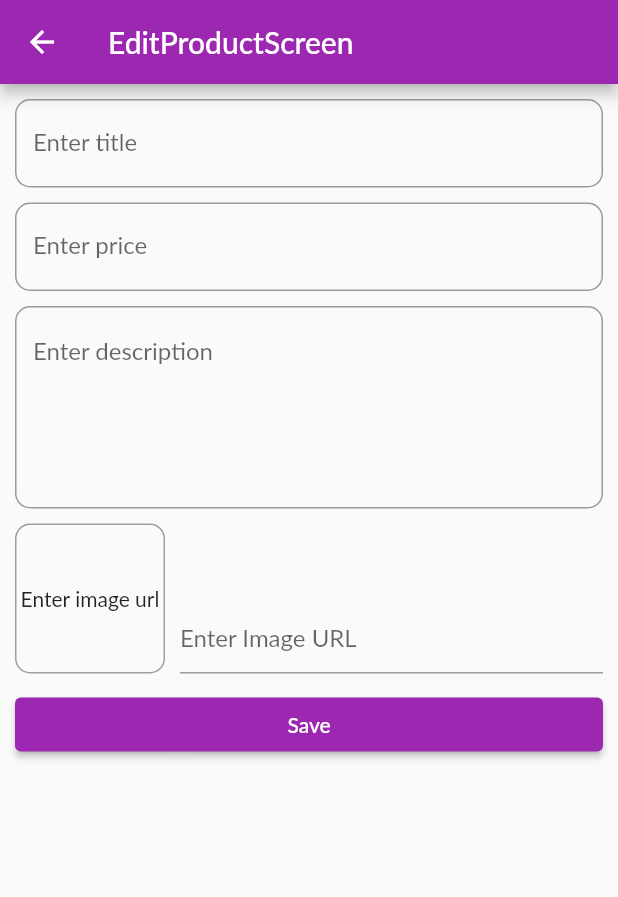
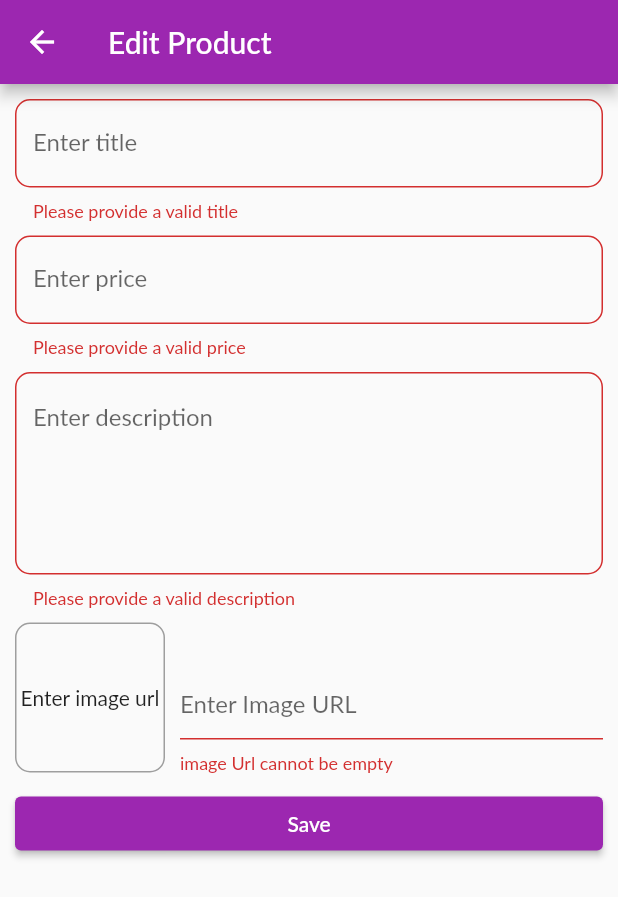
Before and after one commit to CenturionConfidence/my_first_flutter_app, a Flutter app: the EditProductScreen screen opened by its route, after a tap on "Save", on a phone screen of 412 x 824 dp. Shown: the top 897 px of the screen. Run offline on Flutter 3.47's test engine with Material 2 defaults, Android fonts, the phone set to English and light mode, and no system bars; network calls fail; Roboto replaces fonts that are missing (Lato).

Commit message:
MAde changes to the file

```diff
--- a/lib/design/manage_product_design.dart
+++ b/lib/design/manage_product_design.dart
@@ -1,6 +1,7 @@
 import 'package:flutter/material.dart';
 import 'package:provider/provider.dart';
 import 'package:quiz_app/provider/products.dart';
+import 'package:quiz_app/screens/edit_product_screen.dart';
 
 class ManageProductDesign extends StatelessWidget {
   const ManageProductDesign(this.product, {Key? key}) : super(key: key);
@@ -23,14 +24,16 @@ class ManageProductDesign extends StatelessWidget {
                 IconButton(
                   icon: const Icon(Icons.edit),
                   onPressed: () {
-                    Navigator.of(context).pushNamed('/edit-product');
+                    Navigator.of(context).pushNamed(EditProductScreen.routeName,
+                        arguments: product.id);
                   },
                 ),
                 IconButton(
                   icon: const Icon(Icons.delete),
                   color: Theme.of(context).errorColor,
                   onPressed: () {
-                    // Navigator.of(context).pushNamed('/delete-product');
+                    Provider.of<ProductList>(context, listen: false)
+                        .deleteProduct(product.id);
                   },
                 ),
               ],
--- a/lib/provider/products.dart
+++ b/lib/provider/products.dart
@@ -81,4 +81,24 @@ class ProductList with ChangeNotifier {
     _showFavorites = false;
     notifyListeners();
   }
+
+  void addProduct(Product product) {
+    final newProduct = Product(
+      id: DateTime.now().toString(),
+      title: product.title,
+      description: product.description,
+      price: product.price,
+      imageUrl: product.imageUrl,
+    );
+    _items.add(newProduct);
+  }
+  void updateProduct(String id, Product newProduct) {
+    final productIndex = _items.indexWhere((prod) => prod.id == id);
+    if (productIndex >= 0) {
+      _items[productIndex] = newProduct;
+    }
+  }
+  void deleteProduct(String id) {
+    _items.removeWhere((prod) => prod.id == id);
+  }
 }
--- a/lib/screens/edit_product_screen.dart
+++ b/lib/screens/edit_product_screen.dart
@@ -1,5 +1,6 @@
 import 'package:flutter/material.dart';
 import '../provider/products.dart';
+import 'package:provider/provider.dart';
 
 class EditProductScreen extends StatefulWidget {
   static const routeName = '/edit-product';
@@ -16,7 +17,6 @@ class _EditProductScreenState extends State<EditProductScreen> {
   final _imageUrlController = TextEditingController();
   final _imageUrlFocusNode = FocusNode();
   final _form = GlobalKey<FormState>();
-
 
   var _editedProduct = Product(
     id: '',
@@ -48,18 +48,21 @@ class _EditProductScreenState extends State<EditProductScreen> {
   }
 
   void _saveForm() {
+    final isValid = _form.currentState!.validate();
+    if (!isValid) {
+      return;
+    }
+
     _form.currentState!.save();
-    print(_editedProduct.title);
-    print(_editedProduct.price);
-    print(_editedProduct.description);
-    print(_editedProduct.imageUrl);
+    Provider.of<ProductList>(context, listen: false).addProduct(_editedProduct);
+    Navigator.of(context).pop();
   }
 
   @override
   Widget build(BuildContext context) {
     return Scaffold(
       appBar: AppBar(
-        title: const Text('EditProductScreen'),
+        title: const Text('Edit Product'),
       ),
       body: Padding(
         padding: const EdgeInsets.all(10.0),
@@ -77,6 +80,13 @@ class _EditProductScreenState extends State<EditProductScreen> {
                 textInputAction: TextInputAction.next,
                 onFieldSubmitted: (_) {
                   FocusScope.of(context).requestFocus(_priceFocusNode);
+                },
+                validator: (value) {
+                  if (value!.isEmpty) {
+                    return 'Please provide a valid title';
+                  } else {
+                    return null;
+                  }
                 },
                 onSaved: (value) {
                   _editedProduct = Product(
@@ -103,6 +113,19 @@ class _EditProductScreenState extends State<EditProductScreen> {
                 onFieldSubmitted: (_) {
                   FocusScope.of(context).requestFocus(_descriptionFocusNode);
                 },
+                validator: (value) {
+                  if (value!.isEmpty) {
+                    return 'Please provide a valid price';
+                  }
+                  if (double.tryParse(value) == null) {
+                    return 'Invalid price';
+                  }
+                  if (double.parse(value) <= 0) {
+                    return 'Price must be greater than 0';
+                  } else {
+                    return null;
+                  }
+                },
                 onSaved: (value) {
                   _editedProduct = Product(
                     title: _editedProduct.title,
@@ -127,6 +150,16 @@ class _EditProductScreenState extends State<EditProductScreen> {
                 keyboardType: TextInputType.multiline,
                 onFieldSubmitted: (_) {
                   FocusScope.of(context).requestFocus(_imageUrlFocusNode);
+                },
+                validator: (value) {
+                  if (value!.isEmpty) {
+                    return 'Please provide a valid description';
+                  }
+                  if (value.length < 10) {
+                    return 'Description should be at least 10 characters';
+                  } else {
+                    return null;
+                  }
                 },
                 onSaved: (value) {
                   _editedProduct = Product(
@@ -163,6 +196,7 @@ class _EditProductScreenState extends State<EditProductScreen> {
                   ),
                   Expanded(
                     child: TextFormField(
+                      // initialValue: _initValues['imageUrl'],
                       decoration: const InputDecoration(
                         hintText: 'Enter Image URL',
                       ),
@@ -172,6 +206,17 @@ class _EditProductScreenState extends State<EditProductScreen> {
                       focusNode: _imageUrlFocusNode,
                       onFieldSubmitted: (_) {
                         _saveForm();
+                      },
+                      validator: (value) {
+                        if (value!.isEmpty) {
+                          return 'image Url cannot be empty';
+                        }
+                        if (!value.startsWith('http') &&
+                            !value.startsWith('https')) {
+                          return 'Invalid Url';
+                        } else {
+                          return null;
+                        }
                       },
                       onSaved: (value) {
                         _editedProduct = Product(
```
Also changed, not shown: pubspec.lock, 1 other file.
